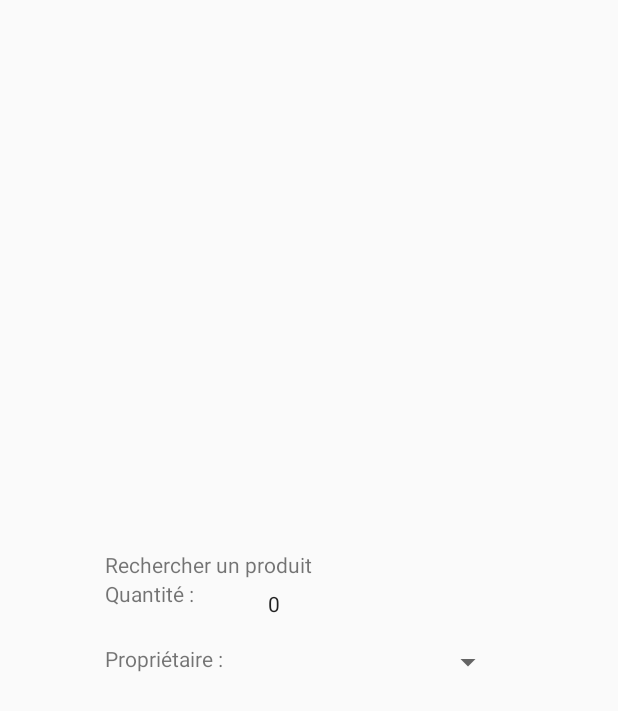
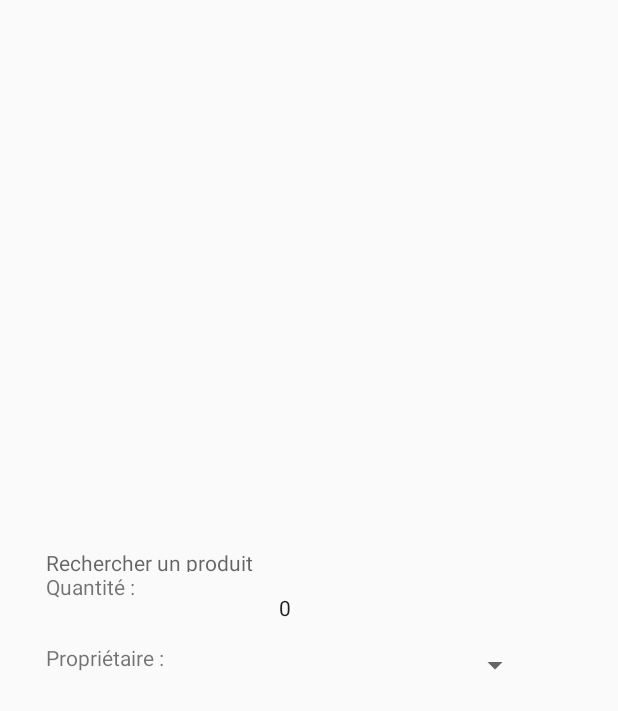
Before and after one commit to make-kots-great-again/mobile, an Android app: the layout add_new_product_popup.xml on its own in the app's theme, with its tools: preview values and no code run, on a phone screen of 412 x 824 dp. Shown: the top 711 px of the screen. Run offline under Robolectric (Android 15) with nearby library versions, the phone set to English and light mode, and no system bars; network calls fail.

Commit message:
modified xml file

```diff
--- a/makekotsgreatagain/app/src/main/java/com/morgan/make_kots_great_again/addProductPopup.java
+++ b/makekotsgreatagain/app/src/main/java/com/morgan/make_kots_great_again/addProductPopup.java
@@ -1,4 +1,38 @@
 package com.morgan.make_kots_great_again;
 
-public class addProductPopup {
+import android.app.Activity;
+import android.app.Dialog;
+import android.widget.NumberPicker;
+import android.widget.Spinner;
+import android.widget.TextView;
+
+public class addProductPopup extends Dialog {
+
+    private NumberPicker nb_picker;
+    private Spinner spinner;
+    private TextView quantity, owner, find_product_bar;
+
+    private String qty, own, product_bar_hint;
+
+    public addProductPopup(Activity activity){
+        super(activity, R.style.Theme_AppCompat_DayNight_Dialog);
+        setContentView(R.layout.add_new_product_popup);
+
+        this.qty = "Quantité :";
+        this.own = "Propriétaire :";
+        this.product_bar_hint = "Rechercher un produit";
+
+        this.find_product_bar = findViewById(R.id.product_search_bar);
+        this.quantity = findViewById(R.id.text_quantity);
+        this.owner = findViewById(R.id.text_owner);
+        this.nb_picker = findViewById(R.id.quantity_nb);
+        this.spinner = findViewById(R.id.spinner);
+    }
+
+    public void build(){
+        show();
+        this.find_product_bar.setHint(product_bar_hint);
+        this.quantity.setText(qty);
+        this.owner.setText(own);
+    }
 }
--- a/makekotsgreatagain/app/src/main/res/layout/add_new_product_popup.xml
+++ b/makekotsgreatagain/app/src/main/res/layout/add_new_product_popup.xml
@@ -1,83 +1,82 @@
 <?xml version="1.0" encoding="utf-8"?>
-<androidx.constraintlayout.widget.ConstraintLayout
+<LinearLayout
     xmlns:android="http://schemas.android.com/apk/res/android"
     xmlns:app="http://schemas.android.com/apk/res-auto"
     xmlns:tools="http://schemas.android.com/tools"
-    android:layout_width="match_parent"
-    android:layout_height="match_parent">
-
-
-    <LinearLayout
-        android:layout_width="272dp"
-        android:layout_height="91dp"
-        android:orientation="vertical"
-        app:layout_constraintBottom_toBottomOf="parent"
-        app:layout_constraintEnd_toEndOf="parent"
-        app:layout_constraintStart_toStartOf="parent"
-        app:layout_constraintTop_toTopOf="parent">
-
+    android:layout_gravity="center"
+    android:layout_width="wrap_content"
+    android:layout_height="wrap_content"
+    android:orientation="vertical">
 
     <TextView
         android:id="@+id/product_search_bar"
-            android:layout_width="match_parent"
-            android:layout_height="wrap_content"
-            android:text="Rechercher un produit"
+        android:layout_width="350dp"
+        android:layout_height="16dp"
+        android:hint="Rechercher un produit"
         app:layout_constraintEnd_toEndOf="parent"
         app:layout_constraintStart_toStartOf="parent"
-            tools:layout_editor_absoluteY="250dp" />
-
+        tools:layout_editor_absoluteY="253dp"
+        />
 
     <LinearLayout
-            android:layout_width="match_parent"
-            android:layout_height="wrap_content"
-            android:orientation="horizontal">
+        android:id="@+id/linearLayout"
+        android:layout_width="350dp"
+        android:layout_gravity="center"
+        android:layout_height="47dp"
+        android:orientation="horizontal"
+        app:layout_constraintEnd_toEndOf="parent"
+        app:layout_constraintStart_toStartOf="parent"
+        app:layout_constraintTop_toBottomOf="@+id/product_search_bar">
 
         <TextView
             android:id="@+id/text_quantity"
-                android:layout_width="wrap_content"
-                android:layout_height="wrap_content"
+            android:layout_width="97dp"
+            android:layout_height="match_parent"
             android:layout_marginEnd="30dp"
-                android:layout_marginBottom="24dp"
+            android:layout_marginBottom="28dp"
             android:text="Quantité :"
             app:layout_constraintBottom_toTopOf="@+id/text_property"
             app:layout_constraintEnd_toStartOf="@+id/quantity_nb"
-                app:layout_constraintHorizontal_bias="0.378"
+            app:layout_constraintHorizontal_bias="0.4"
             app:layout_constraintStart_toStartOf="parent" />
 
         <NumberPicker
             android:id="@+id/quantity_nb"
-                android:layout_width="47dp"
-                android:layout_height="33dp"
+            android:layout_width="wrap_content"
+            android:layout_height="match_parent"
             tools:layout_editor_absoluteX="174dp"
             tools:layout_editor_absoluteY="292dp" />
+
     </LinearLayout>
 
-
     <LinearLayout
-            android:layout_width="match_parent"
-            android:layout_height="wrap_content"
-            android:orientation="horizontal">
+        android:layout_width="350dp"
+        android:layout_height="29dp"
+        android:layout_gravity="center"
+        app:layout_constraintEnd_toEndOf="parent"
+        app:layout_constraintHorizontal_bias="0.508"
+        app:layout_constraintStart_toStartOf="parent"
+        app:layout_constraintTop_toBottomOf="@+id/linearLayout">
 
         <TextView
-                android:id="@+id/text_property"
-                android:layout_width="wrap_content"
+            android:id="@+id/text_owner"
+            android:layout_width="99dp"
             android:layout_height="match_parent"
             android:layout_marginEnd="28dp"
             android:text="Propriétaire :"
             app:layout_constraintEnd_toStartOf="@+id/spinner"
-                app:layout_constraintHorizontal_bias="0.43"
+            app:layout_constraintHorizontal_bias="0.723"
             app:layout_constraintStart_toStartOf="parent"
-                tools:layout_editor_absoluteY="341dp" />
+            tools:layout_editor_absoluteY="352dp" />
 
         <Spinner
             android:id="@+id/spinner"
-                android:layout_width="159dp"
+            android:layout_width="196dp"
             android:layout_height="match_parent"
             tools:layout_editor_absoluteX="174dp"
-                tools:layout_editor_absoluteY="340dp" />
+            tools:layout_editor_absoluteY="347dp" />
+
     </LinearLayout>
 
 
 </LinearLayout>
-
-</androidx.constraintlayout.widget.ConstraintLayout>
```
Lines whose indentation alone changed are shown as unchanged.
